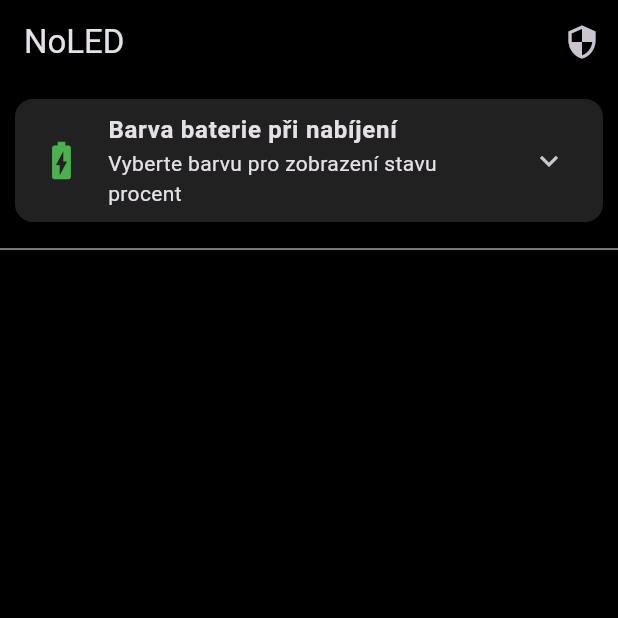
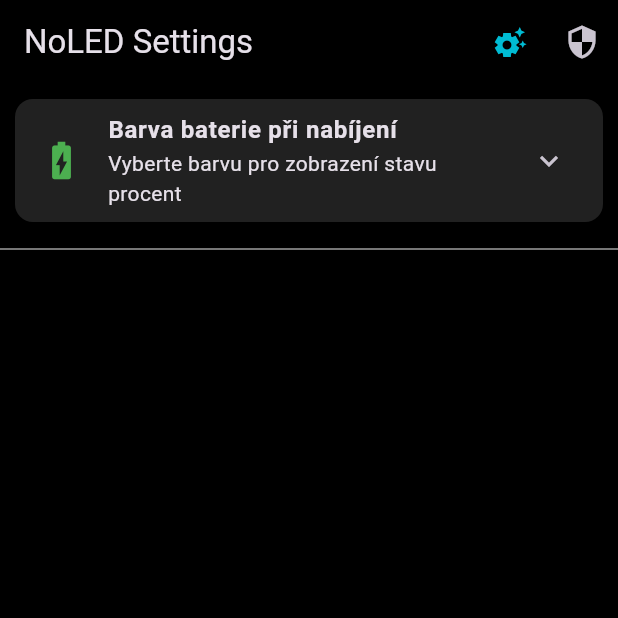
Before and after one commit to GamerDevon/noled, a Flutter app: the screen it shows after launch, after a tap on the "security" icon, on a phone screen of 412 x 824 dp, the top half of it. Run offline on Flutter 3.47's test engine with Material 3 defaults, Android fonts, the phone set to English and light mode, and no system bars; our stand-ins replace battery_plus, flutter_local_notifications, permission_handler, shared_preferences; missing offline and left inert: installed_apps.

Commit message:
Refactor permissions and update UI text

```diff
--- a/lib/main.dart
+++ b/lib/main.dart
@@ -18,7 +18,6 @@ void main() async {
   const AndroidInitializationSettings initializationSettingsAndroid = AndroidInitializationSettings('@mipmap/ic_launcher');
   const InitializationSettings initializationSettings = InitializationSettings(android: initializationSettingsAndroid);
 
-  // FIXED: Explicitly mapping the configuration to the required 'settings' named argument
   await flutterLocalNotificationsPlugin.initialize(settings: initializationSettings);
 
   const AndroidNotificationChannel channel = AndroidNotificationChannel(
@@ -110,19 +109,24 @@ class _AppSettingsScreenState extends State<AppSettingsScreen> {
   }
 
   Future<void> _requestAllSystemPermissions() async {
+    // Requests standard Android prompts automatically
     Map<Permission, PermissionStatus> statuses = await [
       Permission.notification,
-      Permission.camera,
-      Permission.microphone,
-      Permission.location,
-      Permission.contacts,
-      Permission.storage,
+      Permission.sms,
       Permission.ignoreBatteryOptimizations,
     ].request();
 
     try {
       await _permissionChannel.invokeMethod('requestOverlayPermission');
     } catch (_) {}
+  }
+
+  Future<void> _openXiaomiPermissions() async {
+    try {
+      await _permissionChannel.invokeMethod('openOtherPermissions');
+    } catch (e) {
+      debugPrint("Could not launch POCO settings panel: $e");
+    }
   }
 
   void _handleBackgroundTrigger() async {
@@ -201,12 +205,17 @@ class _AppSettingsScreenState extends State<AppSettingsScreen> {
   Widget build(BuildContext context) {
     return Scaffold(
       appBar: AppBar(
-        title: const Text("NoLED"),
+        title: const Text("NoLED Settings"),
         actions: [
+          IconButton(
+            icon: const Icon(Icons.settings_suggest, color: Colors.cyan),
+            onPressed: _openXiaomiPermissions,
+            tooltip: "Open POCO Ostatní Oprávnění",
+          ),
           IconButton(
             icon: const Icon(Icons.security),
             onPressed: _requestAllSystemPermissions,
-            tooltip: "Request Missing Permissions",
+            tooltip: "Request Standard Permissions",
           )
         ],
       ),
@@ -263,18 +272,6 @@ class _AppSettingsScreenState extends State<AppSettingsScreen> {
                         activeColor: Colors.cyan,
                         onChanged: (bool value) {
                           _toggleApp(package, value);
-                          if (value) {
-                            Navigator.push(
-                              context,
-                              MaterialPageRoute(
-                                builder: (context) => NoLedOverlay(
-                                  appIcon: app.icon,
-                                  bColor: batteryColor,
-                                  debugPackageName: package,
-                                ),
-                              ),
-                            );
-                          }
                         },
                       ),
                     ),
```
